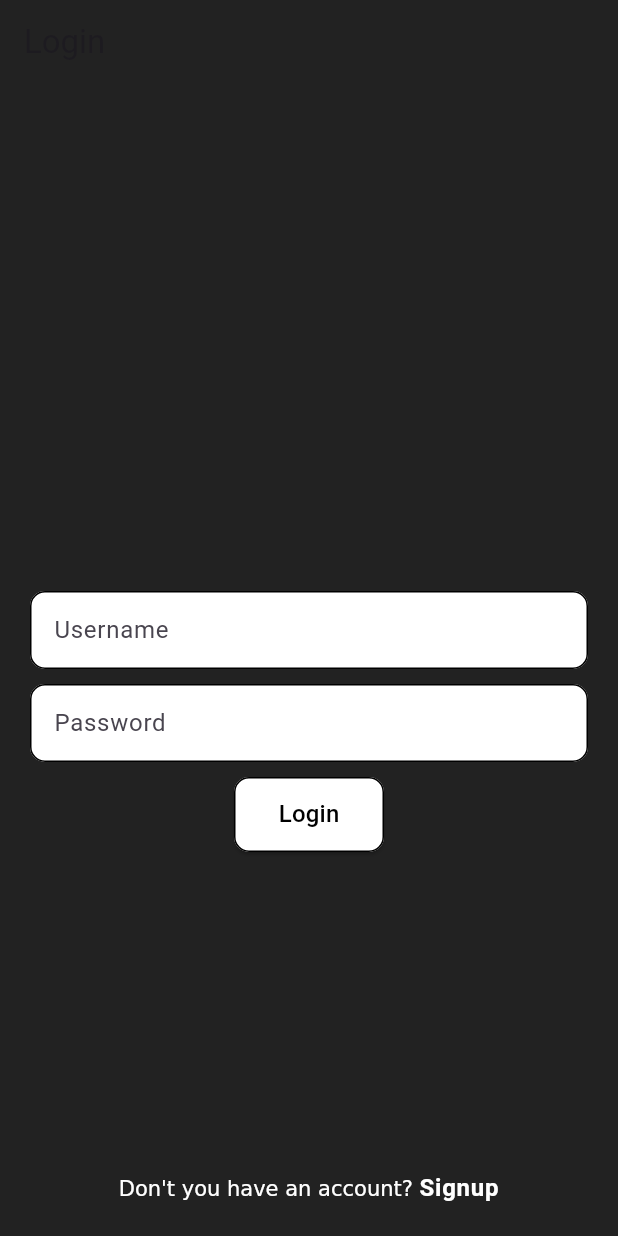
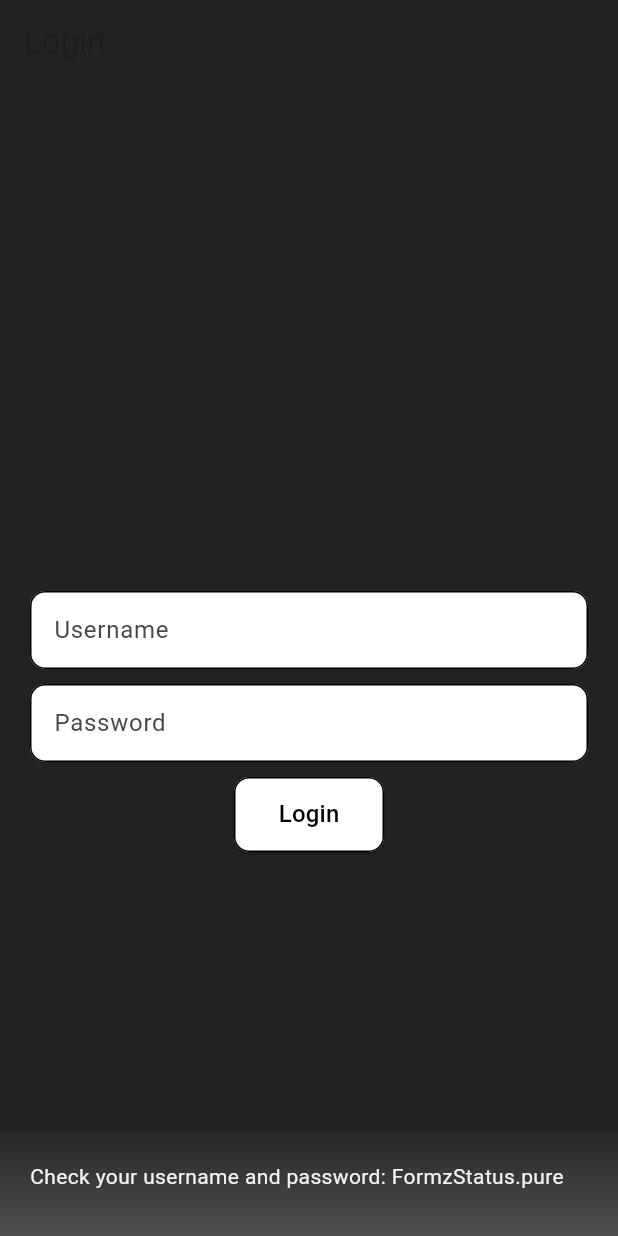
Before and after one commit to alex-ivankova766/social_media_app_with_clean_and_bloc, a Flutter app: the screen it shows after launch, after a tap on "Login", on a phone screen of 412 x 824 dp. Run offline on Flutter 3.47's test engine with Material 3 defaults, Android fonts, the light colour scheme and no system bars; our stand-ins replace bloc, equatable, flutter_bloc, formz, go_router.

Commit message:
login cubit added

```diff
--- a/lib/main.dart
+++ b/lib/main.dart
@@ -1,6 +1,15 @@
 import 'package:flutter/material.dart';
+import 'package:flutter_bloc/flutter_bloc.dart';
 
 import 'src/config/config.dart';
+import 'src/features/auth/data/datasources/mock_auth_datasource.dart';
+import 'src/features/auth/data/repositories/auth_repository_impl.dart';
+import 'src/features/auth/domain/usecases/get_auth_status.dart';
+import 'src/features/auth/domain/usecases/get_logged_in_user.dart';
+import 'src/features/auth/domain/usecases/login_user.dart';
+import 'src/features/auth/domain/usecases/logout_user.dart';
+import 'src/features/auth/presentation/blocs/auth/auth_bloc.dart';
+import 'src/features/auth/presentation/blocs/login/login_cubit.dart';
 
 void main() {
   runApp(const MyApp());
@@ -10,10 +19,34 @@ class MyApp extends StatelessWidget {
   const MyApp({super.key});
   @override
   Widget build(BuildContext context) {
-    return MaterialApp.router(
-      title: 'Social media application',
-      theme: CustomTheme().theme(),
-      routerConfig: AppRouter().router,
+    return MultiRepositoryProvider(
+      providers: [
+        RepositoryProvider(
+          create: (ctx) => AuthRepositoryImpl(
+            MockAuthDatasourceImpl(),
+          ),
+        )
+      ],
+      child: MultiBlocProvider(
+        providers: [
+          BlocProvider(
+            create: (ctx) => AuthBloc(
+              getAuthStatus: GetAuthStatus(ctx.read<AuthRepositoryImpl>()),
+              getLoggedInUser: GetLoggedInUser(ctx.read<AuthRepositoryImpl>()),
+              logoutUser: LogoutUser(ctx.read<AuthRepositoryImpl>()),
+            ),
+          ),
+          BlocProvider(
+            create: (ctx) => LoginCubit(
+                loginUser: LoginUser(ctx.read<AuthRepositoryImpl>())),
+          ),
+        ],
+        child: MaterialApp.router(
+          title: 'Social media application',
+          theme: CustomTheme().theme(),
+          routerConfig: AppRouter().router,
+        ),
+      ),
     );
   }
 }
--- a/lib/src/features/auth/presentation/blocs/login/login_bloc.dart
+++ /dev/null
@@ -1,11 +0,0 @@
-import 'package:equatable/equatable.dart';
-import 'package:flutter_bloc/flutter_bloc.dart';
-
-part 'login_event.dart';
-part 'login_state.dart';
-
-class LoginBloc extends Bloc<LoginEvent, LoginState> {
-  LoginBloc() : super(LoginInitial()) {
-    on<LoginEvent>((event, emit) {});
-  }
-}
--- /dev/null
+++ b/lib/src/features/auth/presentation/blocs/login/login_cubit.dart
@@ -0,0 +1,64 @@
+import 'package:equatable/equatable.dart';
+import 'package:flutter/material.dart';
+import 'package:flutter_bloc/flutter_bloc.dart';
+import 'package:formz/formz.dart';
+
+import '../../../../../shared/domain/entities/entities.dart';
+import '../../../domain/entities/logged_in_user.dart';
+import '../../../domain/usecases/usecases.dart';
+
+part 'login_state.dart';
+
+class LoginCubit extends Cubit<LoginState> {
+  LoginCubit({required LoginUser loginUser})
+      : _loginUser = loginUser,
+        super(LoginState.initial());
+
+  final LoginUser _loginUser;
+
+  void usernameChanged(String value) {
+    final username = Username.dirty(value);
+    emit(
+      state.copyWith(
+        username: username,
+        status: Formz.validate(
+          [
+            username,
+            state.password,
+          ],
+        ),
+      ),
+    );
+  }
+
+  void passwordChanged(String value) {
+    final password = Password.dirty(value);
+    debugPrint(password.value);
+    emit(
+      state.copyWith(
+        password: password,
+        status: Formz.validate(
+          [
+            state.username,
+            password,
+          ],
+        ),
+      ),
+    );
+    debugPrint(state.status.isValidated.toString());
+  }
+
+  Future<void> logInWithCredentials() async {
+    if (!state.status.isValidated) return;
+    emit(state.copyWith(status: FormzStatus.submissionInProgress));
+    try {
+      await _loginUser(LoginUserParams(
+        username: state.username,
+        password: state.password,
+      ));
+      emit(state.copyWith(status: FormzStatus.submissionSuccess));
+    } catch (error) {
+      emit(state.copyWith(status: FormzStatus.submissionFailure));
+    }
+  }
+}
--- a/lib/src/features/auth/presentation/blocs/login/login_event.dart
+++ /dev/null
@@ -1,8 +0,0 @@
-part of 'login_bloc.dart';
-
-abstract class LoginEvent extends Equatable {
-  const LoginEvent();
-
-  @override
-  List<Object> get props => [];
-}
--- a/lib/src/features/auth/presentation/blocs/login/login_state.dart
+++ b/lib/src/features/auth/presentation/blocs/login/login_state.dart
@@ -1,10 +1,45 @@
-part of 'login_bloc.dart';
+part of 'login_cubit.dart';
 
-abstract class LoginState extends Equatable {
-  const LoginState();
+class LoginState extends Equatable {
+  const LoginState({
+    this.username = const Username.pure(),
+    this.password = const Password.pure(),
+    this.status = FormzStatus.pure,
+    this.errorText,
+  });
+  final Username username;
+  final Password password;
+  final FormzStatus status;
+  final String? errorText;
+
+  factory LoginState.initial() {
+    return const LoginState(
+      username: Username.pure(),
+      password: Password.pure(),
+      status: FormzStatus.pure,
+      errorText: null,
+    );
+  }
+
+  LoginState copyWith({
+    Username? username,
+    Password? password,
+    FormzStatus? status,
+    String? errorText,
+  }) {
+    return LoginState(
+      username: username ?? this.username,
+      password: password ?? this.password,
+      status: status ?? this.status,
+      errorText: errorText ?? this.errorText,
+    );
+  }
 
   @override
-  List<Object> get props => [];
+  List<Object?> get props => [
+        username,
+        password,
+        status,
+        errorText,
+      ];
 }
-
-class LoginInitial extends LoginState {}
--- a/lib/src/features/auth/presentation/views/login_screen.dart
+++ b/lib/src/features/auth/presentation/views/login_screen.dart
@@ -1,7 +1,10 @@
 import 'package:flutter/material.dart';
+import 'package:flutter_bloc/flutter_bloc.dart';
+import 'package:formz/formz.dart';
 import 'package:go_router/go_router.dart';
 
 import '../../../../shared/presentation/widgets/widgets.dart';
+import '../blocs/login/login_cubit.dart';
 
 class LoginScreen extends StatelessWidget {
   const LoginScreen({super.key});
@@ -10,7 +13,9 @@ class LoginScreen extends StatelessWidget {
   Widget build(BuildContext context) {
     return Scaffold(
       appBar: AppBar(title: const Text('Login')),
-      body: const SafeArea(
+      body: BlocListener<LoginCubit, LoginState>(
+        listener: (context, state) {},
+        child: const SafeArea(
             child: Padding(
           padding: EdgeInsets.all(20.0),
           child: Column(
@@ -30,6 +35,7 @@ class LoginScreen extends StatelessWidget {
             ],
           ),
         )),
+      ),
     );
   }
 }
@@ -61,9 +67,20 @@ class _Username extends StatelessWidget {
 
   @override
   Widget build(BuildContext context) {
-    return const CustomTextField(
+    return BlocBuilder<LoginCubit, LoginState>(
+      buildWhen: (previous, current) {
+        return previous.username != current.username;
+      },
+      builder: (context, state) {
+        return CustomTextField(
           labelText: 'Username',
+          errorText: state.username.invalid ? 'The username is invalid' : null,
+          onChanged: (username) {
+            context.read<LoginCubit>().usernameChanged(username);
+          },
           textInputType: TextInputType.name,
+        );
+      },
     );
   }
 }
@@ -73,9 +90,20 @@ class _Password extends StatelessWidget {
 
   @override
   Widget build(BuildContext context) {
-    return const CustomTextField(
+    return BlocBuilder<LoginCubit, LoginState>(
+      buildWhen: (previous, current) {
+        return previous.password != current.password;
+      },
+      builder: (context, state) {
+        return CustomTextField(
           labelText: 'Password',
           obscureText: true,
+          errorText: state.password.invalid ? 'The password is invalid' : null,
+          onChanged: (password) {
+            context.read<LoginCubit>().passwordChanged(password);
+          },
+        );
+      },
     );
   }
 }
@@ -85,8 +113,43 @@ class _LoginButton extends StatelessWidget {
 
   @override
   Widget build(BuildContext context) {
-    return ElevatedButton(
-        onPressed: () {},
+    return BlocBuilder<LoginCubit, LoginState>(
+      buildWhen: (previous, current) {
+        return previous.status != current.status;
+      },
+      builder: (context, state) {
+        return state.status == FormzStatus.submissionInProgress
+            ? const CircularProgressIndicator(color: Colors.white)
+            : ElevatedButton(
+                onPressed: () {
+                  state.status == FormzStatus.valid
+                      ? context.read<LoginCubit>().logInWithCredentials()
+                      : ScaffoldMessenger.of(context).showSnackBar(
+                          SnackBar(
+                            animation: CurvedAnimation(
+                                parent: kAlwaysCompleteAnimation,
+                                curve: Curves.easeInOut),
+                            padding: const EdgeInsets.all(0),
+                            content: Container(
+                              decoration: const BoxDecoration(
+                                  gradient: LinearGradient(
+                                      colors: [
+                                    Color.fromARGB(255, 80, 79, 79),
+                                    Color.fromARGB(255, 41, 40, 40)
+                                  ],
+                                      begin: Alignment.bottomCenter,
+                                      end: Alignment.topCenter)),
+                              height: 70.0,
+                              width: double.infinity,
+                              child: Padding(
+                                padding: const EdgeInsets.all(20.0),
+                                child: Text(
+                                    'Check your username and password: ${state.status}'),
+                              ),
+                            ),
+                          ),
+                        );
+                },
                 style: ElevatedButton.styleFrom(
                     shape: RoundedRectangleBorder(
                       side: const BorderSide(color: Colors.black),
@@ -100,6 +163,9 @@ class _LoginButton extends StatelessWidget {
                       .textTheme
                       .titleMedium!
                       .copyWith(color: Colors.black),
-        ));
+                ),
+              );
+      },
+    );
   }
 }
--- a/pubspec.yaml
+++ b/pubspec.yaml
@@ -19,7 +19,7 @@ dependencies:
   image_picker: ^1.0.4
   flutter_staggered_grid_view: ^0.7.0
   uuid: ^4.1.0
-  formz: ^0.6.1
+  formz: ^0.4.1
   path_provider: ^2.1.1
   hive: ^2.2.3
   hive_flutter: ^1.1.0
```
Also changed, not shown: pubspec.lock. Lines whose indentation alone changed are shown as unchanged.
